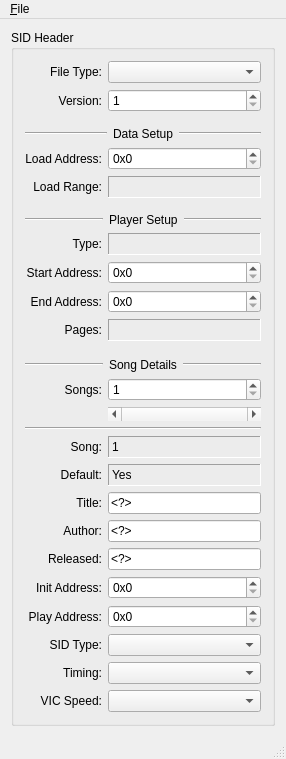
mwgoldsmith/sidplay2-libs, file sidedit/resources/sidedit.ui: the form before one commit.
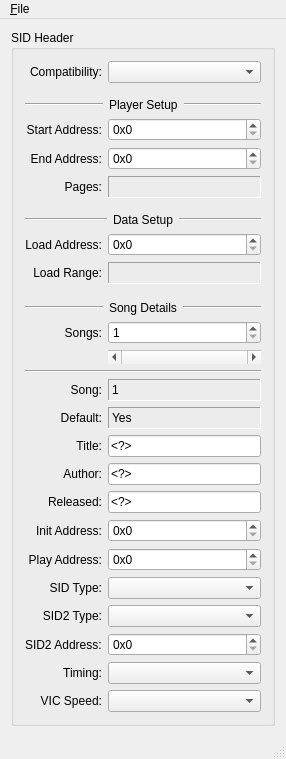
The form after the commit. Icons and pictures are not drawn. Custom widgets are drawn as their Qt base class.

Commit message: Seems to work for saves.  Added second SID support but not really as desired yet.  Would like a table based view of them though.  SID one base address not handled (or displayed).  Invalid base 2 values not handled.  Strings that are excessive in length are silently ignored.  Checks to do with illegal timer combinations are silently modified.  PSID v1 not handled correctly.  MD5 not yet displayed.  Others formats not yet savable but should be ok.  MUS not supported.  Copy paste not supported.  Some errors are detected but not reported back to user.

Diff of the .ui file:
```diff
--- a/sidedit/resources/sidedit.ui
+++ b/sidedit/resources/sidedit.ui
@@ -7,7 +7,7 @@
     <x>0</x>
     <y>0</y>
     <width>286</width>
-    <height>708</height>
+    <height>706</height>
    </rect>
   </property>
   <property name="windowTitle">
@@ -27,17 +27,7 @@
        <string>SID Header</string>
       </property>
       <layout class="QGridLayout" name="gridLayout_2">
-       <item row="0" column="0">
-        <widget class="QLabel" name="label">
-         <property name="text">
-          <string>File Type:</string>
-         </property>
-         <property name="alignment">
-          <set>Qt::AlignRight|Qt::AlignTrailing|Qt::AlignVCenter</set>
-         </property>
-        </widget>
-       </item>
-       <item row="3" column="0">
+       <item row="7" column="0">
         <widget class="QLabel" name="label_4">
          <property name="text">
           <string>Load Address:</string>
@@ -47,7 +37,7 @@
          </property>
         </widget>
        </item>
-       <item row="13" column="0">
+       <item row="17" column="0">
         <widget class="QLabel" name="label_8">
          <property name="text">
           <string>Songs:</string>
@@ -57,7 +47,7 @@
          </property>
         </widget>
        </item>
-       <item row="18" column="0">
+       <item row="22" column="0">
         <widget class="QLabel" name="label_9">
          <property name="text">
           <string>Default:</string>
@@ -67,7 +57,7 @@
          </property>
         </widget>
        </item>
-       <item row="23" column="0">
+       <item row="27" column="0">
         <widget class="QLabel" name="lblCreditTitle">
          <property name="text">
           <string>Title:</string>
@@ -77,7 +67,7 @@
          </property>
         </widget>
        </item>
-       <item row="24" column="0">
+       <item row="28" column="0">
         <widget class="QLabel" name="lblCreditAuthor">
          <property name="text">
           <string>Author:</string>
@@ -87,7 +77,7 @@
          </property>
         </widget>
        </item>
-       <item row="25" column="0">
+       <item row="29" column="0">
         <widget class="QLabel" name="lblCreditReleased">
          <property name="text">
           <string>Released:</string>
@@ -97,7 +87,7 @@
          </property>
         </widget>
        </item>
-       <item row="13" column="1">
+       <item row="17" column="1">
         <widget class="QSpinBox" name="spnSongs">
          <property name="sizePolicy">
           <sizepolicy hsizetype="MinimumExpanding" vsizetype="Fixed">
@@ -113,7 +103,7 @@
          </property>
         </widget>
        </item>
-       <item row="23" column="1">
+       <item row="27" column="1">
         <widget class="QLineEdit" name="txtCreditTitle">
          <property name="sizePolicy">
           <sizepolicy hsizetype="MinimumExpanding" vsizetype="Fixed">
@@ -129,7 +119,7 @@
          </property>
         </widget>
        </item>
-       <item row="24" column="1">
+       <item row="28" column="1">
         <widget class="QLineEdit" name="txtCreditAuthor">
          <property name="sizePolicy">
           <sizepolicy hsizetype="MinimumExpanding" vsizetype="Fixed">
@@ -145,7 +135,7 @@
          </property>
         </widget>
        </item>
-       <item row="25" column="1">
+       <item row="29" column="1">
         <widget class="QLineEdit" name="txtCreditReleased">
          <property name="sizePolicy">
           <sizepolicy hsizetype="MinimumExpanding" vsizetype="Fixed">
@@ -161,40 +151,7 @@
          </property>
         </widget>
        </item>
-       <item row="0" column="1">
-        <widget class="QComboBox" name="cboFileType">
-         <property name="sizePolicy">
-          <sizepolicy hsizetype="Expanding" vsizetype="Fixed">
-           <horstretch>0</horstretch>
-           <verstretch>0</verstretch>
-          </sizepolicy>
-         </property>
-        </widget>
-       </item>
-       <item row="1" column="0">
-        <widget class="QLabel" name="label_2">
-         <property name="text">
-          <string>Version:</string>
-         </property>
-         <property name="alignment">
-          <set>Qt::AlignRight|Qt::AlignTrailing|Qt::AlignVCenter</set>
-         </property>
-        </widget>
-       </item>
-       <item row="1" column="1">
-        <widget class="QSpinBox" name="spnVersion">
-         <property name="sizePolicy">
-          <sizepolicy hsizetype="MinimumExpanding" vsizetype="Fixed">
-           <horstretch>0</horstretch>
-           <verstretch>0</verstretch>
-          </sizepolicy>
-         </property>
-         <property name="minimum">
-          <number>1</number>
-         </property>
-        </widget>
-       </item>
-       <item row="4" column="0">
+       <item row="8" column="0">
         <widget class="QLabel" name="label_5">
          <property name="text">
           <string>Load Range:</string>
@@ -204,7 +161,7 @@
          </property>
         </widget>
        </item>
-       <item row="26" column="0">
+       <item row="30" column="0">
         <widget class="QLabel" name="lblInitAddress">
          <property name="text">
           <string>Init Address:</string>
@@ -214,7 +171,7 @@
          </property>
         </widget>
        </item>
-       <item row="27" column="0">
+       <item row="31" column="0">
         <widget class="QLabel" name="lblPlayAddress">
          <property name="text">
           <string>Play Address:</string>
@@ -224,17 +181,7 @@
          </property>
         </widget>
        </item>
-       <item row="9" column="0">
-        <widget class="QLabel" name="lblPlayerEnd">
-         <property name="text">
-          <string>End Address:</string>
-         </property>
-         <property name="alignment">
-          <set>Qt::AlignRight|Qt::AlignTrailing|Qt::AlignVCenter</set>
-         </property>
-        </widget>
-       </item>
-       <item row="14" column="1">
+       <item row="18" column="1">
         <widget class="QScrollBar" name="sbrSong">
          <property name="sizePolicy">
           <sizepolicy hsizetype="MinimumExpanding" vsizetype="Fixed">
@@ -253,7 +200,7 @@
          </property>
         </widget>
        </item>
-       <item row="32" column="0">
+       <item row="37" column="0">
         <widget class="QLabel" name="lblVicSpeed">
          <property name="text">
           <string>VIC Speed:</string>
@@ -263,7 +210,7 @@
          </property>
         </widget>
        </item>
-       <item row="32" column="1">
+       <item row="37" column="1">
         <widget class="QComboBox" name="cboVicSpeed">
          <property name="sizePolicy">
           <sizepolicy hsizetype="MinimumExpanding" vsizetype="Fixed">
@@ -273,7 +220,7 @@
          </property>
         </widget>
        </item>
-       <item row="17" column="0">
+       <item row="21" column="0">
         <widget class="QLabel" name="label_17">
          <property name="text">
           <string>Song:</string>
@@ -283,7 +230,7 @@
          </property>
         </widget>
        </item>
-       <item row="30" column="0">
+       <item row="35" column="0">
         <widget class="QLabel" name="lblTiming">
          <property name="text">
           <string>Timing:</string>
@@ -293,7 +240,7 @@
          </property>
         </widget>
        </item>
-       <item row="30" column="1">
+       <item row="35" column="1">
         <widget class="QComboBox" name="cboTiming">
          <property name="sizePolicy">
           <sizepolicy hsizetype="MinimumExpanding" vsizetype="Fixed">
@@ -303,7 +250,7 @@
          </property>
         </widget>
        </item>
-       <item row="28" column="0">
+       <item row="32" column="0">
         <widget class="QLabel" name="lblSidType">
          <property name="text">
           <string>SID Type:</string>
@@ -313,7 +260,7 @@
          </property>
         </widget>
        </item>
-       <item row="28" column="1">
+       <item row="32" column="1">
         <widget class="QComboBox" name="cboSidType">
          <property name="sizePolicy">
           <sizepolicy hsizetype="MinimumExpanding" vsizetype="Fixed">
@@ -323,7 +270,7 @@
          </property>
         </widget>
        </item>
-       <item row="18" column="1">
+       <item row="22" column="1">
         <widget class="QStackedWidget" name="stkDefaultSong">
          <property name="currentIndex">
           <number>1</number>
@@ -346,138 +293,14 @@
          </widget>
         </widget>
        </item>
-       <item row="2" column="0" colspan="2">
-        <widget class="QWidget" name="widget" native="true">
-         <property name="sizePolicy">
-          <sizepolicy hsizetype="Expanding" vsizetype="Preferred">
-           <horstretch>0</horstretch>
-           <verstretch>0</verstretch>
-          </sizepolicy>
-         </property>
-         <layout class="QHBoxLayout" name="horizontalLayout_2">
-          <property name="leftMargin">
-           <number>0</number>
-          </property>
-          <property name="topMargin">
-           <number>9</number>
-          </property>
-          <property name="rightMargin">
-           <number>0</number>
-          </property>
-          <property name="bottomMargin">
-           <number>0</number>
-          </property>
-          <item>
-           <widget class="Line" name="line_6">
-            <property name="sizePolicy">
-             <sizepolicy hsizetype="Expanding" vsizetype="Fixed">
-              <horstretch>0</horstretch>
-              <verstretch>0</verstretch>
-             </sizepolicy>
-            </property>
-            <property name="orientation">
-             <enum>Qt::Horizontal</enum>
-            </property>
-           </widget>
-          </item>
-          <item>
-           <widget class="QLabel" name="label_16">
-            <property name="sizePolicy">
-             <sizepolicy hsizetype="Preferred" vsizetype="Preferred">
-              <horstretch>0</horstretch>
-              <verstretch>0</verstretch>
-             </sizepolicy>
-            </property>
-            <property name="text">
-             <string>Data Setup</string>
-            </property>
-           </widget>
-          </item>
-          <item>
-           <widget class="Line" name="line_2">
-            <property name="sizePolicy">
-             <sizepolicy hsizetype="Expanding" vsizetype="Fixed">
-              <horstretch>0</horstretch>
-              <verstretch>0</verstretch>
-             </sizepolicy>
-            </property>
-            <property name="orientation">
-             <enum>Qt::Horizontal</enum>
-            </property>
-           </widget>
-          </item>
-         </layout>
-        </widget>
-       </item>
-       <item row="5" column="0" colspan="2">
-        <widget class="QWidget" name="lblPlayerTitle" native="true">
-         <layout class="QHBoxLayout" name="horizontalLayout_3">
-          <property name="leftMargin">
-           <number>0</number>
-          </property>
-          <property name="topMargin">
-           <number>9</number>
-          </property>
-          <property name="rightMargin">
-           <number>0</number>
-          </property>
-          <property name="bottomMargin">
-           <number>0</number>
-          </property>
-          <item>
-           <widget class="Line" name="line_5">
-            <property name="sizePolicy">
-             <sizepolicy hsizetype="Expanding" vsizetype="Fixed">
-              <horstretch>0</horstretch>
-              <verstretch>0</verstretch>
-             </sizepolicy>
-            </property>
-            <property name="orientation">
-             <enum>Qt::Horizontal</enum>
-            </property>
-           </widget>
-          </item>
-          <item>
-           <widget class="QLabel" name="label_21">
-            <property name="text">
-             <string>Player Setup</string>
-            </property>
-           </widget>
-          </item>
-          <item>
-           <widget class="Line" name="line_3">
-            <property name="sizePolicy">
-             <sizepolicy hsizetype="Expanding" vsizetype="Fixed">
-              <horstretch>0</horstretch>
-              <verstretch>0</verstretch>
-             </sizepolicy>
-            </property>
-            <property name="orientation">
-             <enum>Qt::Horizontal</enum>
-            </property>
-           </widget>
-          </item>
-         </layout>
-        </widget>
-       </item>
-       <item row="10" column="0">
-        <widget class="QLabel" name="lblPlayerRange">
-         <property name="text">
-          <string>Pages:</string>
-         </property>
-         <property name="alignment">
-          <set>Qt::AlignRight|Qt::AlignTrailing|Qt::AlignVCenter</set>
-         </property>
-        </widget>
-       </item>
-       <item row="15" column="0" colspan="2">
+       <item row="19" column="0" colspan="2">
         <widget class="Line" name="line">
          <property name="orientation">
           <enum>Qt::Horizontal</enum>
          </property>
         </widget>
        </item>
-       <item row="11" column="0" colspan="2">
+       <item row="15" column="0" colspan="2">
         <widget class="QWidget" name="widget_3" native="true">
          <layout class="QHBoxLayout" name="horizontalLayout_4">
           <property name="leftMargin">
@@ -525,59 +348,7 @@
          </layout>
         </widget>
        </item>
-       <item row="8" column="0">
-        <widget class="QLabel" name="lblPlayerStart">
-         <property name="text">
-          <string>Start Address:</string>
-         </property>
-         <property name="alignment">
-          <set>Qt::AlignRight|Qt::AlignTrailing|Qt::AlignVCenter</set>
-         </property>
-        </widget>
-       </item>
-       <item row="7" column="0">
-        <widget class="QLabel" name="lblPlayerType">
-         <property name="text">
-          <string>Type:</string>
-         </property>
-         <property name="alignment">
-          <set>Qt::AlignRight|Qt::AlignTrailing|Qt::AlignVCenter</set>
-         </property>
-        </widget>
-       </item>
-       <item row="7" column="1">
-        <widget class="QStackedWidget" name="stkPlayerType">
-         <property name="sizePolicy">
-          <sizepolicy hsizetype="MinimumExpanding" vsizetype="Fixed">
-           <horstretch>0</horstretch>
-           <verstretch>0</verstretch>
-          </sizepolicy>
-         </property>
-         <property name="currentIndex">
-          <number>0</number>
-         </property>
-         <widget class="QLabel" name="txtPlayerType">
-          <property name="frameShape">
-           <enum>QFrame::Panel</enum>
-          </property>
-          <property name="frameShadow">
-           <enum>QFrame::Sunken</enum>
-          </property>
-          <property name="text">
-           <string/>
-          </property>
-         </widget>
-         <widget class="QComboBox" name="cboPlayerType">
-          <property name="sizePolicy">
-           <sizepolicy hsizetype="MinimumExpanding" vsizetype="Fixed">
-            <horstretch>0</horstretch>
-            <verstretch>0</verstretch>
-           </sizepolicy>
-          </property>
-         </widget>
-        </widget>
-       </item>
-       <item row="4" column="1">
+       <item row="8" column="1">
         <widget class="QStackedWidget" name="stackedWidget_2">
          <property name="currentIndex">
           <number>0</number>
@@ -596,23 +367,7 @@
          <widget class="QPushButton" name="pushButton_4"/>
         </widget>
        </item>
-       <item row="10" column="1">
-        <widget class="QStackedWidget" name="stackedWidget_3">
-         <widget class="QLabel" name="txtPlayerPages">
-          <property name="frameShape">
-           <enum>QFrame::Panel</enum>
-          </property>
-          <property name="frameShadow">
-           <enum>QFrame::Sunken</enum>
-          </property>
-          <property name="text">
-           <string/>
-          </property>
-         </widget>
-         <widget class="QPushButton" name="pushButton_2"/>
-        </widget>
-       </item>
-       <item row="17" column="1">
+       <item row="21" column="1">
         <widget class="QStackedWidget" name="stackedWidget_4">
          <property name="currentIndex">
           <number>0</number>
@@ -635,7 +390,161 @@
          </widget>
         </widget>
        </item>
-       <item row="3" column="1">
+       <item row="30" column="1">
+        <widget class="HexSpinBox" name="spnInitAddress">
+         <property name="prefix">
+          <string>0x</string>
+         </property>
+         <property name="maximum">
+          <number>65535</number>
+         </property>
+        </widget>
+       </item>
+       <item row="31" column="1">
+        <widget class="HexSpinBox" name="spnPlayAddress">
+         <property name="prefix">
+          <string>0x</string>
+         </property>
+         <property name="maximum">
+          <number>65535</number>
+         </property>
+        </widget>
+       </item>
+       <item row="1" column="0" colspan="2">
+        <widget class="QWidget" name="lblPlayerTitle" native="true">
+         <layout class="QHBoxLayout" name="horizontalLayout_3">
+          <property name="leftMargin">
+           <number>0</number>
+          </property>
+          <property name="topMargin">
+           <number>9</number>
+          </property>
+          <property name="rightMargin">
+           <number>0</number>
+          </property>
+          <property name="bottomMargin">
+           <number>0</number>
+          </property>
+          <item>
+           <widget class="Line" name="line_5">
+            <property name="sizePolicy">
+             <sizepolicy hsizetype="Expanding" vsizetype="Fixed">
+              <horstretch>0</horstretch>
+              <verstretch>0</verstretch>
+             </sizepolicy>
+            </property>
+            <property name="orientation">
+             <enum>Qt::Horizontal</enum>
+            </property>
+           </widget>
+          </item>
+          <item>
+           <widget class="QLabel" name="label_21">
+            <property name="text">
+             <string>Player Setup</string>
+            </property>
+           </widget>
+          </item>
+          <item>
+           <widget class="Line" name="line_3">
+            <property name="sizePolicy">
+             <sizepolicy hsizetype="Expanding" vsizetype="Fixed">
+              <horstretch>0</horstretch>
+              <verstretch>0</verstretch>
+             </sizepolicy>
+            </property>
+            <property name="orientation">
+             <enum>Qt::Horizontal</enum>
+            </property>
+           </widget>
+          </item>
+         </layout>
+        </widget>
+       </item>
+       <item row="4" column="0">
+        <widget class="QLabel" name="lblPlayerEnd">
+         <property name="text">
+          <string>End Address:</string>
+         </property>
+         <property name="alignment">
+          <set>Qt::AlignRight|Qt::AlignTrailing|Qt::AlignVCenter</set>
+         </property>
+        </widget>
+       </item>
+       <item row="3" column="0">
+        <widget class="QLabel" name="lblPlayerStart">
+         <property name="text">
+          <string>Start Address:</string>
+         </property>
+         <property name="alignment">
+          <set>Qt::AlignRight|Qt::AlignTrailing|Qt::AlignVCenter</set>
+         </property>
+        </widget>
+       </item>
+       <item row="6" column="0" colspan="2">
+        <widget class="QWidget" name="widget" native="true">
+         <property name="sizePolicy">
+          <sizepolicy hsizetype="Expanding" vsizetype="Preferred">
+           <horstretch>0</horstretch>
+           <verstretch>0</verstretch>
+          </sizepolicy>
+         </property>
+         <layout class="QHBoxLayout" name="horizontalLayout_2">
+          <property name="leftMargin">
+           <number>0</number>
+          </property>
+          <property name="topMargin">
+           <number>9</number>
+          </property>
+          <property name="rightMargin">
+           <number>0</number>
+          </property>
+          <property name="bottomMargin">
+           <number>0</number>
+          </property>
+          <item>
+           <widget class="Line" name="line_6">
+            <property name="sizePolicy">
+             <sizepolicy hsizetype="Expanding" vsizetype="Fixed">
+              <horstretch>0</horstretch>
+              <verstretch>0</verstretch>
+             </sizepolicy>
+            </property>
+            <property name="orientation">
+             <enum>Qt::Horizontal</enum>
+            </property>
+           </widget>
+          </item>
+          <item>
+           <widget class="QLabel" name="label_16">
+            <property name="sizePolicy">
+             <sizepolicy hsizetype="Preferred" vsizetype="Preferred">
+              <horstretch>0</horstretch>
+              <verstretch>0</verstretch>
+             </sizepolicy>
+            </property>
+            <property name="text">
+             <string>Data Setup</string>
+            </property>
+           </widget>
+          </item>
+          <item>
+           <widget class="Line" name="line_2">
+            <property name="sizePolicy">
+             <sizepolicy hsizetype="Expanding" vsizetype="Fixed">
+              <horstretch>0</horstretch>
+              <verstretch>0</verstretch>
+             </sizepolicy>
+            </property>
+            <property name="orientation">
+             <enum>Qt::Horizontal</enum>
+            </property>
+           </widget>
+          </item>
+         </layout>
+        </widget>
+       </item>
+       <item row="7" column="1">
         <widget class="HexSpinBox" name="spnLoadAddress">
          <property name="prefix">
           <string>0x</string>
@@ -645,7 +554,7 @@
          </property>
         </widget>
        </item>
-       <item row="8" column="1">
+       <item row="3" column="1">
         <widget class="HexSpinBox" name="spnPlayerStart">
          <property name="prefix">
           <string>0x</string>
@@ -655,7 +564,7 @@
          </property>
         </widget>
        </item>
-       <item row="9" column="1">
+       <item row="4" column="1">
         <widget class="HexSpinBox" name="spnPlayerEnd">
          <property name="prefix">
           <string>0x</string>
@@ -665,18 +574,74 @@
          </property>
         </widget>
        </item>
-       <item row="26" column="1">
-        <widget class="HexSpinBox" name="spnInitAddress">
-         <property name="prefix">
-          <string>0x</string>
+       <item row="5" column="0">
+        <widget class="QLabel" name="lblPlayerRange">
+         <property name="text">
+          <string>Pages:</string>
          </property>
-         <property name="maximum">
-          <number>65535</number>
+         <property name="alignment">
+          <set>Qt::AlignRight|Qt::AlignTrailing|Qt::AlignVCenter</set>
          </property>
         </widget>
        </item>
-       <item row="27" column="1">
-        <widget class="HexSpinBox" name="spnPlayAddress">
+       <item row="5" column="1">
+        <widget class="QStackedWidget" name="stackedWidget_3">
+         <widget class="QLabel" name="txtPlayerPages">
+          <property name="frameShape">
+           <enum>QFrame::Panel</enum>
+          </property>
+          <property name="frameShadow">
+           <enum>QFrame::Sunken</enum>
+          </property>
+          <property name="text">
+           <string/>
+          </property>
+         </widget>
+         <widget class="QPushButton" name="pushButton_2"/>
+        </widget>
+       </item>
+       <item row="0" column="0">
+        <widget class="QLabel" name="lblPlayerType">
+         <property name="text">
+          <string>Compatibility:</string>
+         </property>
+         <property name="alignment">
+          <set>Qt::AlignRight|Qt::AlignTrailing|Qt::AlignVCenter</set>
+         </property>
+        </widget>
+       </item>
+       <item row="0" column="1">
+        <widget class="QComboBox" name="cboPlayerType">
+         <property name="sizePolicy">
+          <sizepolicy hsizetype="MinimumExpanding" vsizetype="Fixed">
+           <horstretch>0</horstretch>
+           <verstretch>0</verstretch>
+          </sizepolicy>
+         </property>
+        </widget>
+       </item>
+       <item row="33" column="1">
+        <widget class="QComboBox" name="cboSid2Type"/>
+       </item>
+       <item row="33" column="0">
+        <widget class="QLabel" name="lblSid2Type">
+         <property name="text">
+          <string>SID2 Type:</string>
+         </property>
+         <property name="alignment">
+          <set>Qt::AlignRight|Qt::AlignTrailing|Qt::AlignVCenter</set>
+         </property>
+        </widget>
+       </item>
+       <item row="34" column="0">
+        <widget class="QLabel" name="lblSid2Address">
+         <property name="text">
+          <string>SID2 Address:</string>
+         </property>
+        </widget>
+       </item>
+       <item row="34" column="1">
+        <widget class="HexSpinBox" name="spnSid2Address">
          <property name="prefix">
           <string>0x</string>
          </property>
```
The commit also changes 4 other files.
